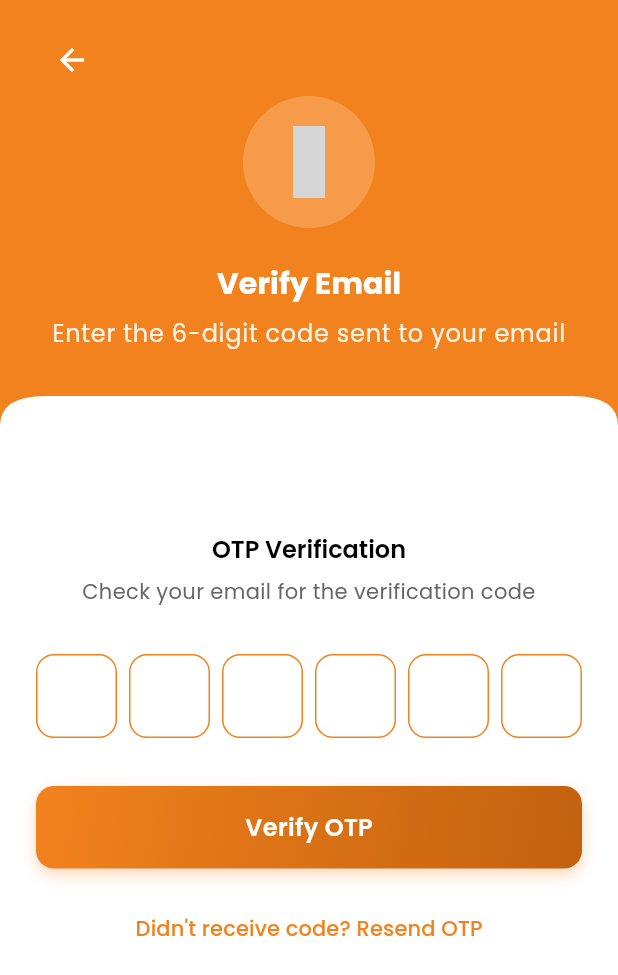
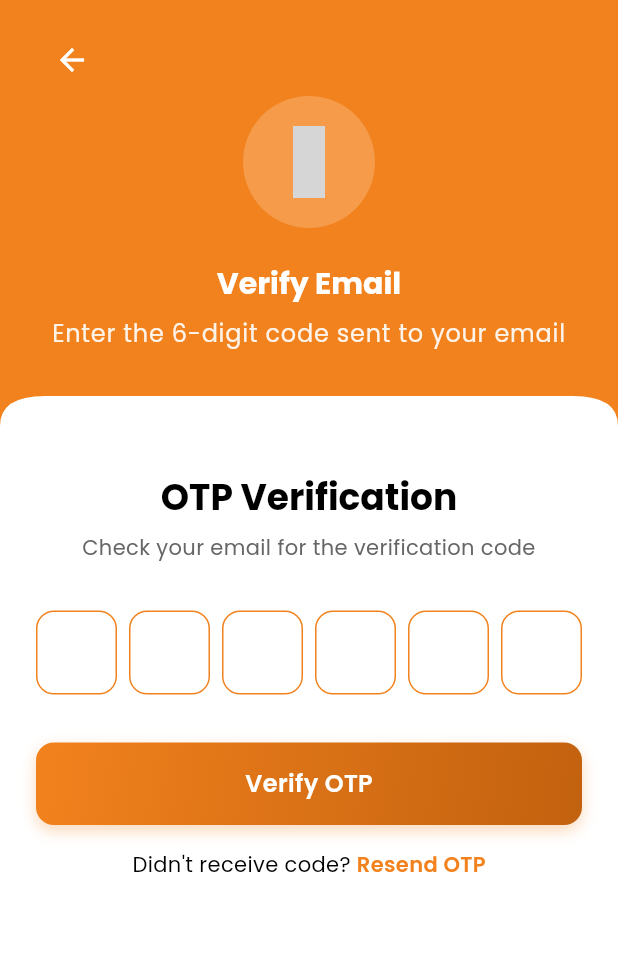
Before and after one commit to vivekvsingh19/remind-karo, a Flutter app: the OtpVerificationScreen screen opened directly with empty values, on a phone screen of 412 x 824 dp. Shown: the top 975 px of the screen. Run offline on Flutter 3.47's test engine with Material 3 defaults, Android fonts, the phone set to English and light mode, and no system bars; drawn by our look-alikes of pinput; our stand-ins replace cloud_firestore, dartz, dio, equatable, firebase_auth, firebase_core and 8 more; accounts and stored records are empty; grey boxes are pictures that could not be loaded.

Commit message:
style: format back button icon for improved readability

```diff
--- a/lib/features/auth/presentation/screens/otp_verification_screen.dart
+++ b/lib/features/auth/presentation/screens/otp_verification_screen.dart
@@ -1,3 +1,4 @@
+import 'package:flutter/gestures.dart';
 import 'package:flutter/material.dart';
 import 'package:flutter_bloc/flutter_bloc.dart';
 import 'package:iconsax/iconsax.dart';
@@ -102,7 +103,10 @@ class _OtpVerificationScreenState extends State<OtpVerificationScreen> {
                       Align(
                         alignment: Alignment.centerLeft,
                         child: IconButton(
-                          icon: const Icon(Icons.arrow_back, color: Colors.white),
+                          icon: const Icon(
+                            Icons.arrow_back,
+                            color: Colors.white,
+                          ),
                           onPressed: () => Navigator.of(context).pop(),
                         ),
                       ),
@@ -116,7 +120,7 @@ class _OtpVerificationScreenState extends State<OtpVerificationScreen> {
                 child: Column(
                   crossAxisAlignment: CrossAxisAlignment.stretch,
                   children: [
-                    const SizedBox(height: 48),
+                    const SizedBox(height: 8),
                     _buildOtpForm(
                       context,
                       defaultPinTheme,
@@ -176,10 +180,13 @@ class _OtpVerificationScreenState extends State<OtpVerificationScreen> {
       children: [
         Text(
           'OTP Verification',
-          style: Theme.of(context).textTheme.titleLarge,
+          style: Theme.of(context).textTheme.headlineMedium?.copyWith(
+            fontWeight: FontWeight.bold,
+            fontSize: 24,
+          ),
           textAlign: TextAlign.center,
         ),
-        const SizedBox(height: 8),
+        const SizedBox(height: 08),
         Text(
           'Check your email for the verification code',
           style: Theme.of(
@@ -221,9 +228,28 @@ class _OtpVerificationScreenState extends State<OtpVerificationScreen> {
         BlocBuilder<AuthBloc, AuthState>(
           builder: (context, state) {
             return Center(
-              child: TextButton(
-                onPressed: state.isLoading ? null : () => _resendOtp(context),
-                child: const Text('Didn\'t receive code? Resend OTP'),
+              child: RichText(
+                text: TextSpan(
+                  children: [
+                    TextSpan(
+                      text: 'Didn\'t receive code? ',
+                      style: Theme.of(
+                        context,
+                      ).textTheme.bodyMedium?.copyWith(color: Colors.black),
+                    ),
+                    TextSpan(
+                      text: 'Resend OTP',
+                      style: Theme.of(context).textTheme.bodyMedium?.copyWith(
+                        color: AppTheme.primaryColor,
+                        fontWeight: FontWeight.w600,
+                      ),
+                      recognizer: state.isLoading
+                          ? null
+                          : (TapGestureRecognizer()
+                              ..onTap = () => _resendOtp(context)),
+                    ),
+                  ],
+                ),
               ),
             );
           },
```
